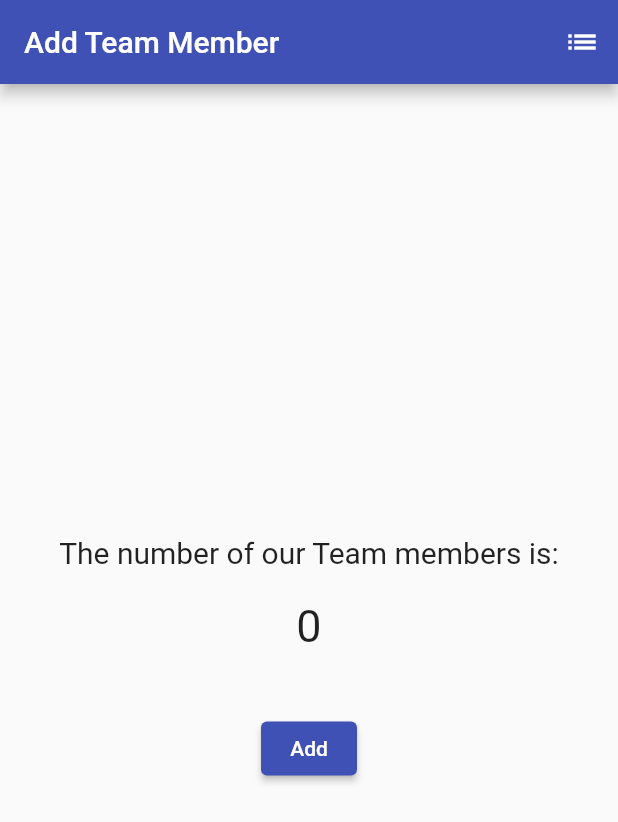
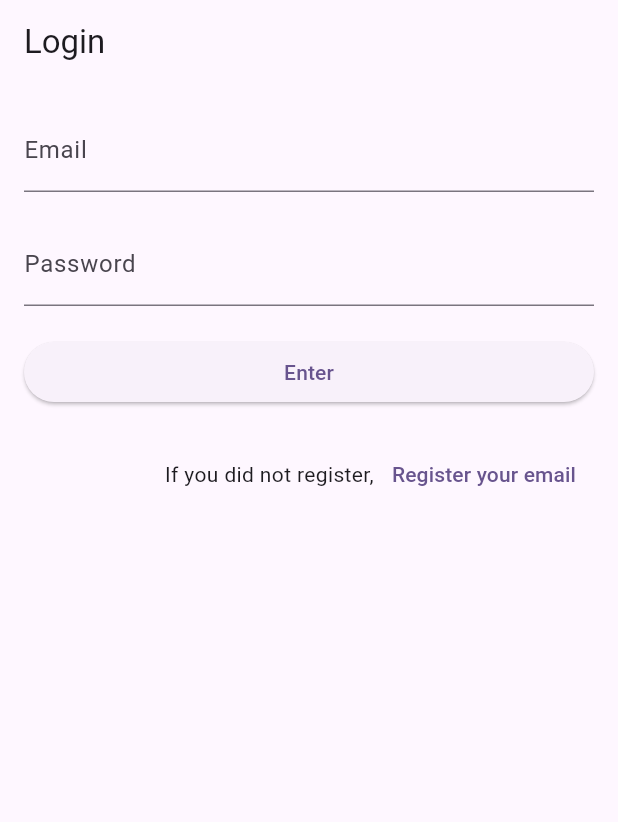
Before and after one commit to hnnynh/23-2_Mobile-App-Development, a Flutter app: the screen it shows after launch, on a phone screen of 412 x 824 dp. Shown: the top 822 px of the screen. Run offline on Flutter 3.47's test engine with Material 2 defaults, Android fonts, the phone set to English and light mode, and no system bars; our stand-ins replace firebase_auth, firebase_core; accounts and stored records are empty.

Commit message:
week8: assignment

```diff
--- /dev/null
+++ b/flutterpractice/lib/LogInPage.dart
@@ -0,0 +1,91 @@
+import 'package:flutter/material.dart';
+import './RegisterPage.dart';
+import './ChatPage.dart';
+import 'package:firebase_auth/firebase_auth.dart';
+
+class LogInPage extends StatelessWidget {
+  const LogInPage({super.key});
+
+  @override
+  Widget build(BuildContext context) {
+    return Scaffold(
+      appBar: AppBar(
+        title: const Text('Login'),
+      ),
+      body: const LogInForm(),
+    );
+  }
+}
+
+class LogInForm extends StatefulWidget {
+  const LogInForm({super.key});
+
+  @override
+  State<LogInForm> createState() => _LogInFormState();
+}
+
+class _LogInFormState extends State<LogInForm> {
+  final _authentication = FirebaseAuth.instance;
+  final _formKey = GlobalKey<FormState>();
+  String email = '';
+  String password = '';
+
+  @override
+  Widget build(BuildContext context) {
+    return Padding(
+      padding: const EdgeInsets.all(16.0),
+      child: Form(
+        key: _formKey,
+        child: ListView(
+          children: [
+            TextFormField(
+              decoration: const InputDecoration(
+                labelText: 'Email'
+              ),
+              onChanged: (value){
+                email = value;
+              },
+            ),
+            const SizedBox(
+              height: 20,
+            ),
+            TextFormField(
+              obscureText: true,
+              decoration: const InputDecoration(
+                  labelText: 'Password'
+              ),
+              onChanged: (value){
+                password = value;
+              },
+            ),
+            const SizedBox(
+              height: 20,
+            ),
+            ElevatedButton(onPressed: () async {
+              try{
+                final currentUser = await _authentication.signInWithEmailAndPassword(email: email, password: password);
+                if(currentUser.user != null){
+                  _formKey.currentState!.reset();
+                }
+              }catch(e) {
+                print(e);
+              }
+            }, child: Text('Enter')),
+            const SizedBox(
+              height: 20,
+            ),
+            Row(
+              mainAxisAlignment: MainAxisAlignment.end,
+              children: [
+                Text('If you did not register,'),
+                TextButton(onPressed: (){
+                  Navigator.push(context, MaterialPageRoute(builder: (context) => RegisterPage()));
+                }, child: Text('Register your email')),
+              ],
+            )
+          ],
+        ),
+      ),
+    );
+  }
+}
--- a/flutterpractice/lib/main.dart
+++ b/flutterpractice/lib/main.dart
@@ -1,25 +1,41 @@
 import 'package:flutter/material.dart';
-import 'package:provider/provider.dart';
-import 'studentInfo.dart';
-import 'numberpage.dart';
+import 'package:firebase_core/firebase_core.dart';
+import 'firebase_options.dart';
+import 'package:firebase_auth/firebase_auth.dart';
+import './LogInPage.dart';
+import './ChatPage.dart';
 
-void main() {
+void main() async{
+  WidgetsFlutterBinding.ensureInitialized();
+
+  await Firebase.initializeApp(
+    options: DefaultFirebaseOptions.currentPlatform,
+  );
   runApp(const MyApp());
 }
 
 class MyApp extends StatelessWidget {
   const MyApp({super.key});
 
+  // This widget is the root of your application.
   @override
   Widget build(BuildContext context) {
-    return ChangeNotifierProvider(
-      create: (BuildContext context) => StudentInfoList(),
-      builder: (context, child) => MaterialApp(
-        title: "My App",
-        theme: ThemeData(
-          primarySwatch: Colors.indigo,
-        ),
-        home: NumberPage(),
+    return MaterialApp(
+      title: 'Flutter Demo',
+      theme: ThemeData(
+        colorScheme: ColorScheme.fromSeed(seedColor: Colors.deepPurple),
+        useMaterial3: true,
+      ),
+      home: StreamBuilder(
+        stream: FirebaseAuth.instance.authStateChanges(),
+        builder: (context, snapshot){
+          if(snapshot.hasData){
+            return const ChatPage();
+          }
+          else {
+            return const LogInPage();
+          }
+        },
       ),
     );
   }
--- a/flutterpractice/pubspec.yaml
+++ b/flutterpractice/pubspec.yaml
@@ -36,6 +36,8 @@ dependencies:
   # Use with the CupertinoIcons class for iOS style icons.
   cupertino_icons: ^1.0.2
   provider: ^6.1.1
+  firebase_core: ^2.23.0
+  firebase_auth: ^4.14.1
 
 dev_dependencies:
   flutter_test:
```
Also changed, not shown: flutterpractice/lib/ChatPage.dart (added, +64 -0 lines), flutterpractice/lib/RegisterPage.dart (added, +93 -0 lines), flutterpractice/lib/SuccessRegister.dart (added, +30 -0 lines), flutterpractice/lib/firebase_options.dart (added), flutterpractice/pubspec.lock, 1 other file.
